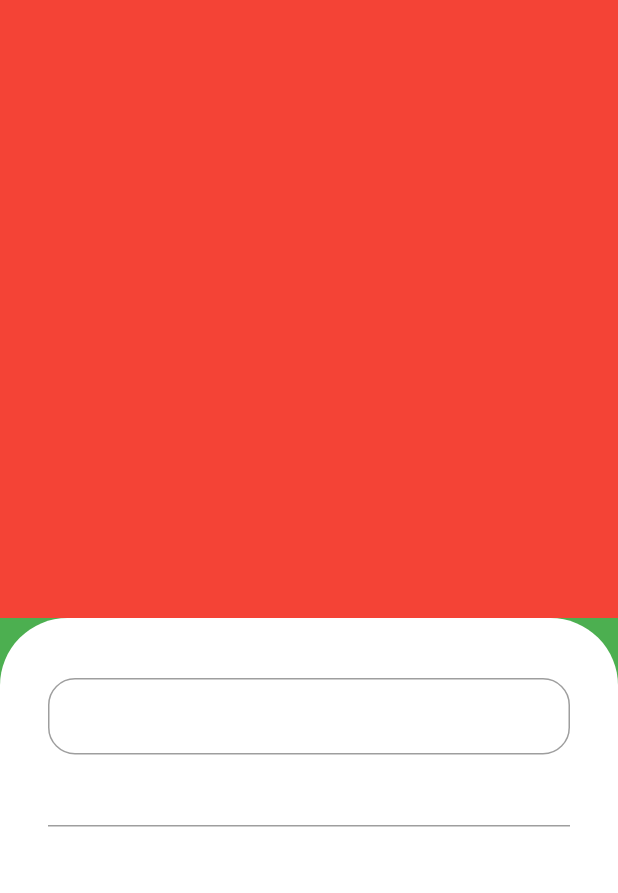
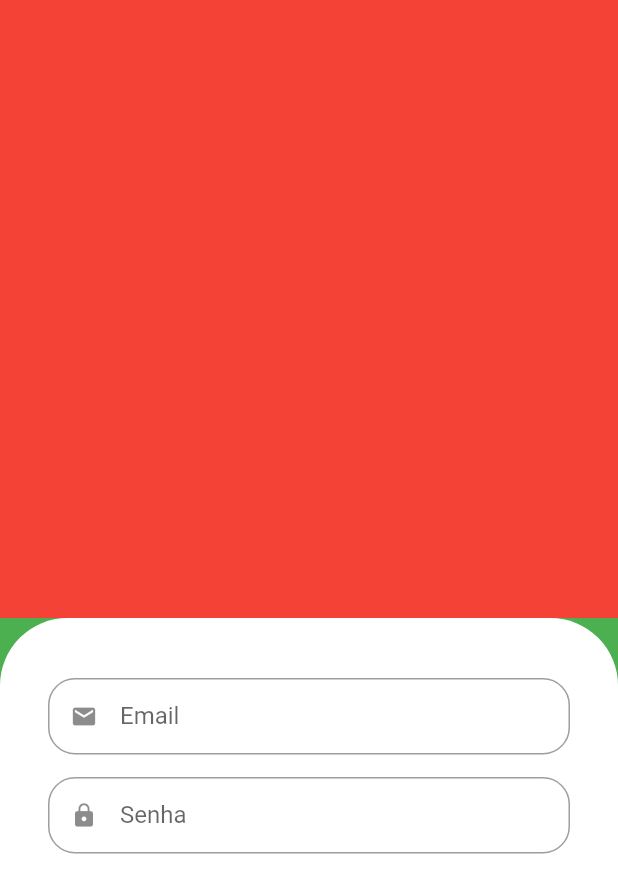
Before and after one commit to diegocar448/greengrocer, a Flutter app: the screen it shows after launch, on a phone screen of 412 x 824 dp. Shown: the top 893 px of the screen. Run offline on Flutter 3.47's test engine with Material 2 defaults, Android fonts, the phone set to English and light mode, and no system bars.

Commit message:
Customizando widget do campo texto e adicionando sua propriedades

```diff
--- /dev/null
+++ b/lib/src/auth/components/custom_text_field.dart
@@ -0,0 +1,39 @@
+import 'package:flutter/material.dart';
+
+class CustomTextField extends StatelessWidget {
+  final IconData icon;
+  final String label;
+  final bool isObscure;
+
+  const CustomTextField({
+    Key? key,
+    //Aqui passamos as propriedade como placeholder e icon
+    required this.icon,
+    required this.label,
+    //por não ser nullable setamos esse bool como false
+    this.isObscure = false,
+  }) : super(key: key);
+
+  @override
+  Widget build(BuildContext context) {
+    return
+        //Email aqui vamos estilizar o campo
+        Padding(
+      padding: const EdgeInsets.only(bottom: 15),
+      child: TextFormField(
+        //aqui definimos se o texto inserido será visualizado ou não
+        obscureText: isObscure,
+        decoration: InputDecoration(
+          //aqui adicinamos o Icone no InputDecoration
+          prefixIcon: Icon(icon),
+          //o nosso placeholder
+          labelText: label,
+          isDense: true,
+          border: OutlineInputBorder(
+            borderRadius: BorderRadius.circular(18),
+          ),
+        ),
+      ),
+    );
+  }
+}
--- a/lib/src/auth/sign_in_screen.dart
+++ b/lib/src/auth/sign_in_screen.dart
@@ -1,4 +1,6 @@
 import 'package:flutter/material.dart';
+
+import 'components/custom_text_field.dart';
 
 class SignInScreen extends StatelessWidget {
   //const SignInScreen({super.key});
@@ -30,18 +32,19 @@ class SignInScreen extends StatelessWidget {
                   ),
                 ),
                 child: Column(
-                  children: [
-                    //Email aqui vamos estilizar o campo
-                    TextFormField(
-                      decoration: InputDecoration(
-                        isDense: true,
-                        border: OutlineInputBorder(
-                          borderRadius: BorderRadius.circular(18),
-                        ),
-                      ),
+                  //adicionamos  const pq o constructor do CustomTextField é const
+                  children: const [
+                    //Campo Email
+                    CustomTextField(
+                      icon: Icons.email,
+                      label: 'Email',
                     ),
-                    //Senha
-                    TextFormField(),
+                    //Campo Senha
+                    CustomTextField(
+                      icon: Icons.lock,
+                      label: 'Senha',
+                      isObscure: true,
+                    ),
                   ],
                 )),
           ),
```
